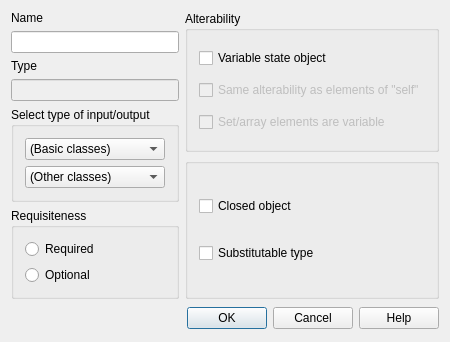
Above: lavape/src/LavaPE_UI/idd_iobox.ui from berkus/lavape before the change. Below: the same form after it.
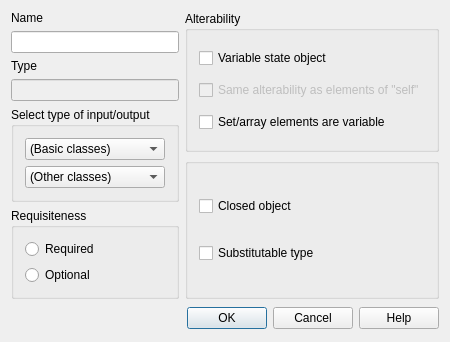
That is the form after the change.

```diff
--- a/lavape/src/LavaPE_UI/idd_iobox.ui
+++ b/lavape/src/LavaPE_UI/idd_iobox.ui
@@ -197,7 +197,7 @@
           <item>
            <widget class="QCheckBox" name="ElemsStateObjects" >
             <property name="enabled" >
-             <bool>false</bool>
+             <bool>true</bool>
             </property>
             <property name="toolTip" >
              <string>If the class of this formal parameter is a collection class (derived from array/set/chain) then you may specify the alterability (immutable/variable) of the collection elements here</string>
```
Left out of the diff: 2 changed lines with no effect on the pictures.
